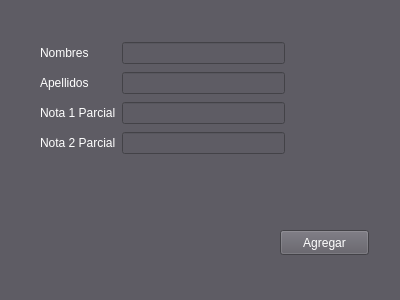
First picture: the form in ingresoestudiantesform.ui, repository Hayai01/RegistroNotas, before the edit.
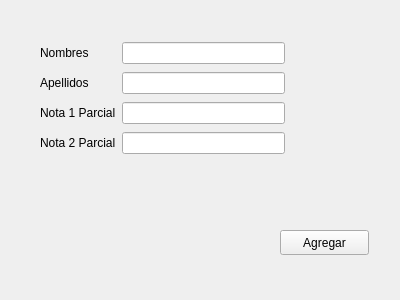
Second picture: the form after the edit.

```diff
--- a/ingresoestudiantesform.ui
+++ b/ingresoestudiantesform.ui
@@ -14,8 +14,7 @@
    <string>Form</string>
   </property>
   <property name="styleSheet">
-   <string notr="true">color: rgb(255, 255, 255);
-background-color: rgb(94, 92, 100);</string>
+   <string notr="true"/>
   </property>
   <widget class="QPushButton" name="pushButton">
    <property name="geometry">
```
